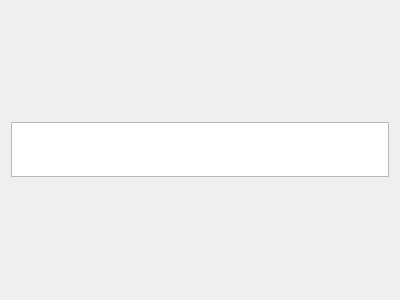
Qt form Lab1ResultWidget.ui (JC-labs/ExpertEstimationMethodLabs) before a commit.
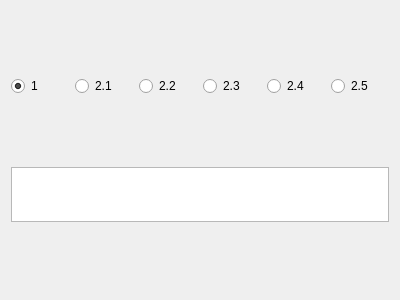
The same form after that commit.

Commit message: Lab1 was restructured in order for Lab2 to be implemented.

Patch:
```diff
--- a/Lab1ResultWidget.ui
+++ b/Lab1ResultWidget.ui
@@ -13,7 +13,56 @@
   <property name="windowTitle">
    <string>Lab1ResultWidget</string>
   </property>
-  <layout class="QHBoxLayout" name="horizontalLayout">
+  <layout class="QVBoxLayout" name="verticalLayout">
+   <item>
+    <layout class="QHBoxLayout" name="horizontalLayout_2">
+     <item>
+      <widget class="QRadioButton" name="o1">
+       <property name="text">
+        <string>1</string>
+       </property>
+       <property name="checked">
+        <bool>true</bool>
+       </property>
+      </widget>
+     </item>
+     <item>
+      <widget class="QRadioButton" name="o21">
+       <property name="text">
+        <string>2.1</string>
+       </property>
+      </widget>
+     </item>
+     <item>
+      <widget class="QRadioButton" name="o22">
+       <property name="text">
+        <string>2.2</string>
+       </property>
+      </widget>
+     </item>
+     <item>
+      <widget class="QRadioButton" name="o23">
+       <property name="text">
+        <string>2.3</string>
+       </property>
+      </widget>
+     </item>
+     <item>
+      <widget class="QRadioButton" name="o24">
+       <property name="text">
+        <string>2.4</string>
+       </property>
+      </widget>
+     </item>
+     <item>
+      <widget class="QRadioButton" name="o25">
+       <property name="text">
+        <string>2.5</string>
+       </property>
+      </widget>
+     </item>
+    </layout>
+   </item>
    <item>
     <widget class="QTableWidget" name="alternatives">
      <property name="sizePolicy">
```
The commit also changes 2 other files.
